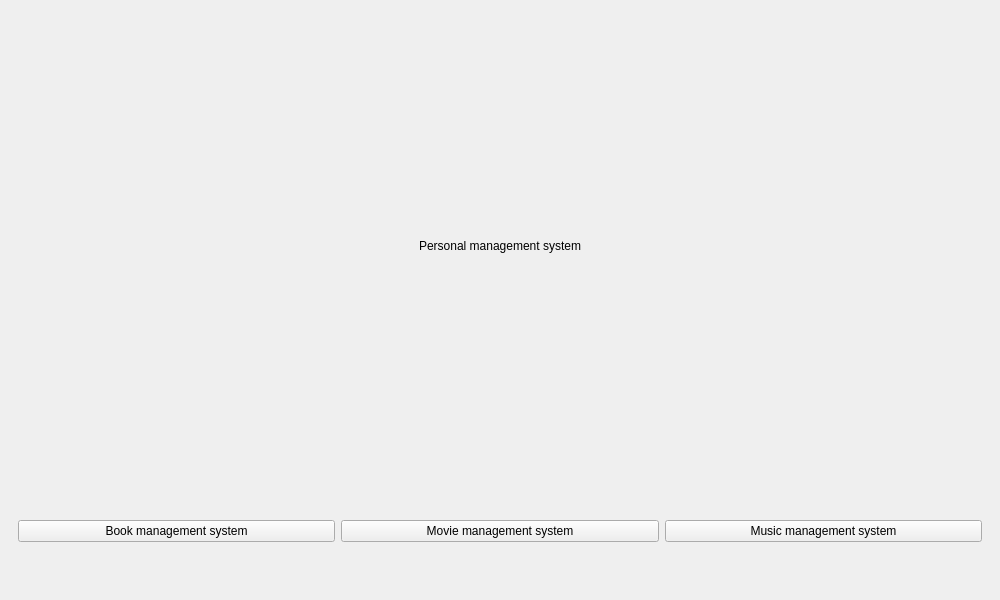
First picture: the form in assets/XML/main_window.ui, repository nisaia/P-yQt-ersonal-management-system, before the edit.
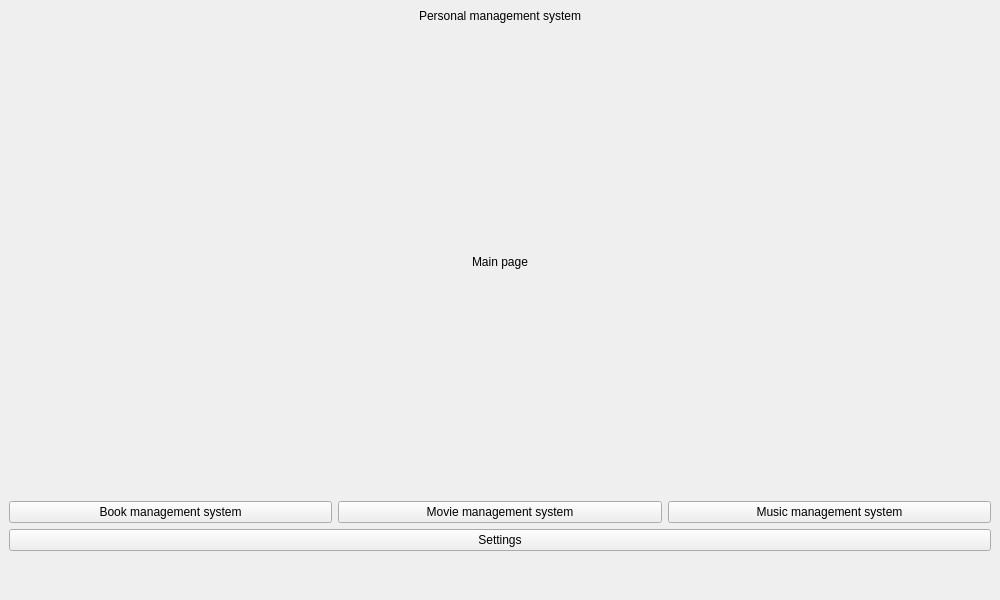
Second picture: the form after the edit.

What changed in the file:
```diff
--- a/assets/XML/main_window.ui
+++ b/assets/XML/main_window.ui
@@ -15,18 +15,48 @@
   </property>
   <widget class="QWidget" name="centralwidget">
    <layout class="QVBoxLayout" name="verticalLayout">
+    <item>
+     <widget class="QLabel" name="label">
+      <property name="text">
+       <string>Personal management system</string>
+      </property>
+      <property name="alignment">
+       <set>Qt::AlignCenter</set>
+      </property>
+     </widget>
+    </item>
+    <item>
+     <spacer name="verticalSpacer_3">
+      <property name="orientation">
+       <enum>Qt::Vertical</enum>
+      </property>
+      <property name="sizeType">
+       <enum>QSizePolicy::Preferred</enum>
+      </property>
+      <property name="sizeHint" stdset="0">
+       <size>
+        <width>20</width>
+        <height>40</height>
+       </size>
+      </property>
+     </spacer>
+    </item>
     <item>
      <widget class="QStackedWidget" name="stackedWidget">
       <widget class="QWidget" name="page">
        <layout class="QVBoxLayout" name="verticalLayout_2">
         <item>
-         <widget class="QLabel" name="label">
+         <widget class="QLabel" name="label_2">
           <property name="text">
-           <string>Personal management system</string>
+           <string>Main page</string>
           </property>
           <property name="alignment">
            <set>Qt::AlignCenter</set>
           </property>
+         </widget>
+        </item>
+       </layout>
+      </widget>
          </widget>
         </item>
         <item>
@@ -46,7 +76,7 @@
          </spacer>
         </item>
         <item>
-         <layout class="QHBoxLayout" name="horizontalLayout_3">
+     <layout class="QHBoxLayout" name="horizontalLayout">
           <item>
            <widget class="QPushButton" name="bookManagementSystem_button">
             <property name="text">
@@ -70,6 +100,13 @@
           </item>
          </layout>
         </item>
+    <item>
+     <widget class="QPushButton" name="settings_button">
+      <property name="text">
+       <string>Settings</string>
+      </property>
+     </widget>
+    </item>
         <item>
          <spacer name="verticalSpacer">
           <property name="orientation">
@@ -85,10 +122,6 @@
            </size>
           </property>
          </spacer>
-        </item>
-       </layout>
-      </widget>
-     </widget>
     </item>
    </layout>
   </widget>
```
Lines whose indentation alone changed are shown as unchanged.
